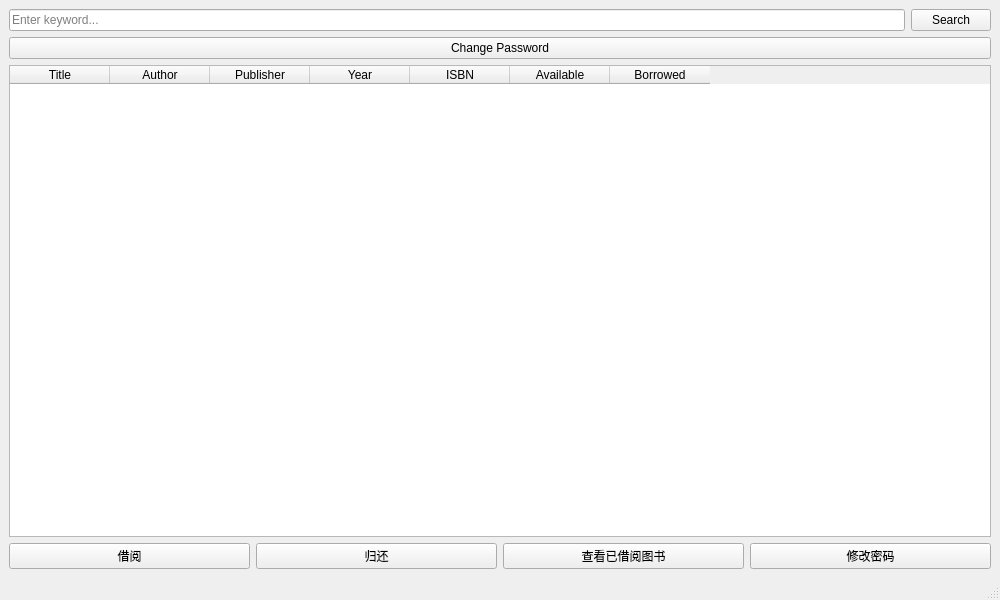
This is window/mainWindow/mainwindow.ui in S-E-C-O/LMS as Qt 5 draws it before an edit. The edited form follows.
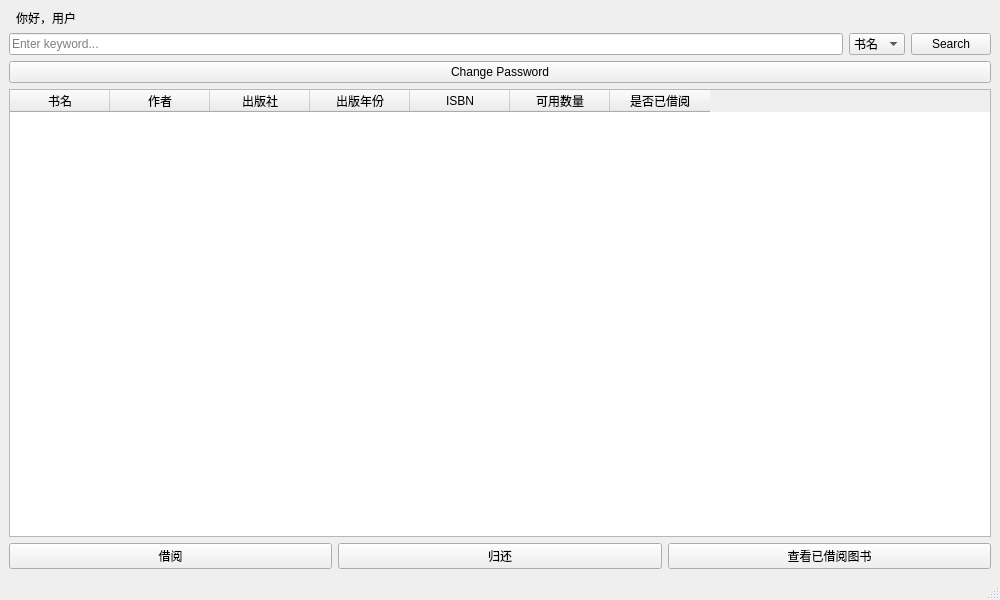
This is the edited form.

The edit to the form file:
```diff
--- a/window/mainWindow/mainwindow.ui
+++ b/window/mainWindow/mainwindow.ui
@@ -15,6 +15,27 @@
         </property>
         <widget class="QWidget" name="centralwidget">
             <layout class="QVBoxLayout" name="verticalLayout">
+                <item>
+                    <layout class="QHBoxLayout" name="topLayout">
+                        <item>
+                            <spacer name="horizontalSpacer">
+                                <property name="orientation">
+                                    <enum>Qt::Horizontal</enum>
+                                </property>
+                                <property name="sizeType">
+                                    <enum>QSizePolicy::Expanding</enum>
+                                </property>
+                            </spacer>
+                        </item>
+                        <item>
+                            <widget class="QLabel" name="welcomeLabel">
+                                <property name="text">
+                                    <string>你好，用户</string>
+                                </property>
+                            </widget>
+                        </item>
+                    </layout>
+                </item>
                 <item>
                     <layout class="QHBoxLayout" name="searchLayout">
                         <item>
@@ -24,6 +45,25 @@
                                 </property>
                             </widget>
                         </item>
+                        <item>
+                            <widget class="QComboBox" name="searchTypeCombo">
+                                <item>
+                                    <property name="text">
+                                        <string>书名</string>
+                                    </property>
+                                </item>
+                                <item>
+                                    <property name="text">
+                                        <string>作者</string>
+                                    </property>
+                                </item>
+                                <item>
+                                    <property name="text">
+                                        <string>ISBN</string>
+                                    </property>
+                                </item>
+                            </widget>
+                        </item>
                         <item>
                             <widget class="QPushButton" name="searchButton">
                                 <property name="text">
@@ -44,22 +84,22 @@
                     <widget class="QTableWidget" name="tableWidget">
                         <column>
                             <property name="text">
-                                <string>Title</string>
+                                <string>书名</string>
                             </property>
                         </column>
                         <column>
                             <property name="text">
-                                <string>Author</string>
+                                <string>作者</string>
                             </property>
                         </column>
                         <column>
                             <property name="text">
-                                <string>Publisher</string>
+                                <string>出版社</string>
                             </property>
                         </column>
                         <column>
                             <property name="text">
-                                <string>Year</string>
+                                <string>出版年份</string>
                             </property>
                         </column>
                         <column>
@@ -69,12 +109,12 @@
                         </column>
                         <column>
                             <property name="text">
-                                <string>Available</string>
+                                <string>可用数量</string>
                             </property>
                         </column>
                         <column>
                             <property name="text">
-                                <string>Borrowed</string>
+                                <string>是否已借阅</string>
                             </property>
                         </column>
                     </widget>
@@ -102,13 +142,6 @@
                                 </property>
                             </widget>
                         </item>
-                        <item>
-                            <widget class="QPushButton" name="changePasswordButton">
-                                <property name="text">
-                                    <string>修改密码</string>
-                                </property>
-                            </widget>
-                        </item>
                     </layout>
                 </item>
 
```
Left out of the diff: 1 changed line with no effect on the pictures.
